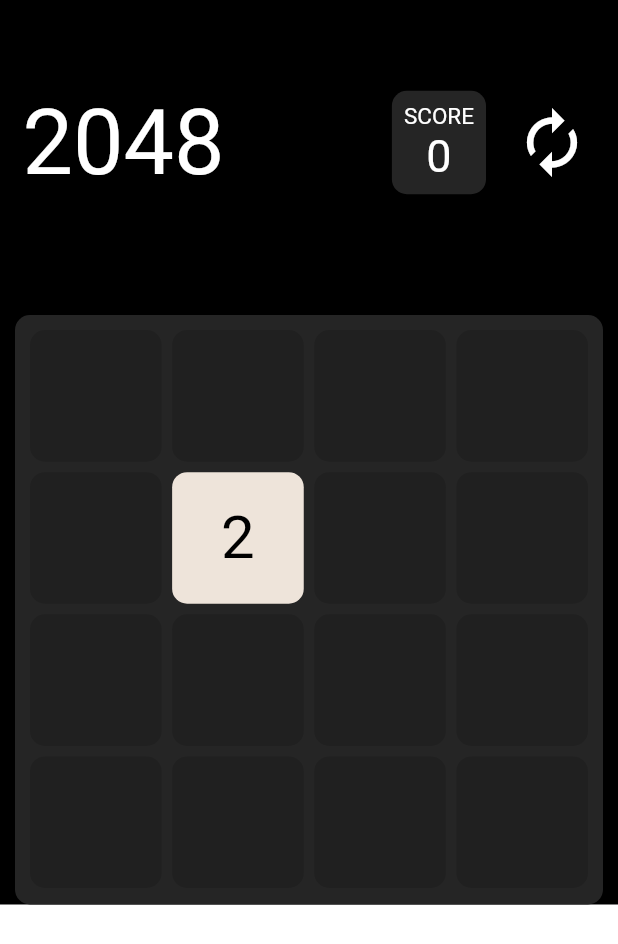
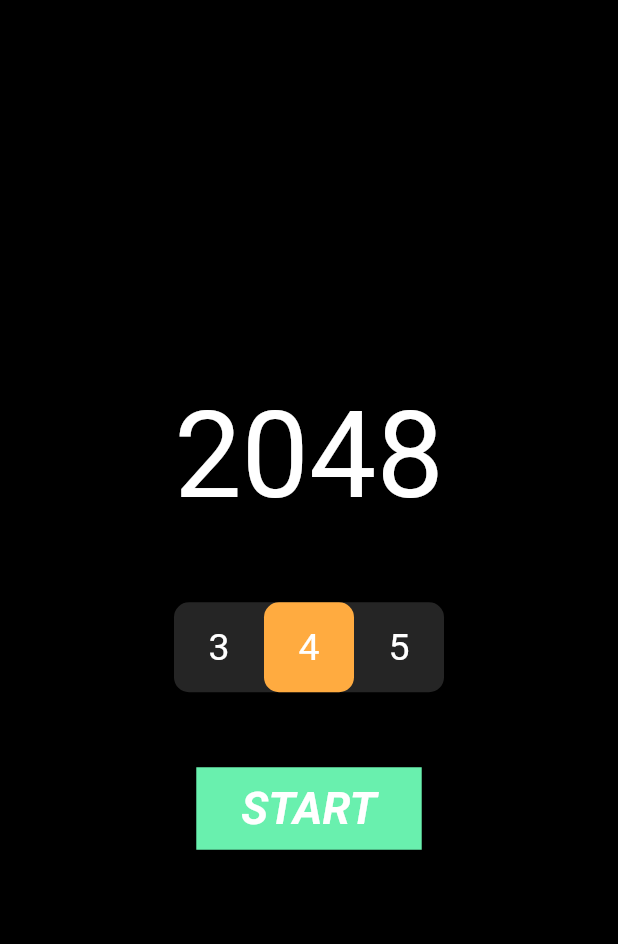
Before and after one commit to kryacose/x2048, a Flutter app: the screen it shows after launch, on a phone screen of 412 x 824 dp. Shown: the top 944 px of the screen. Run offline on Flutter 3.47's test engine with Material 2 defaults, Android fonts, the phone set to English and light mode, and no system bars.

Commit message:
landing page added

```diff
--- /dev/null
+++ b/lib/UI/sizeSelectionButton.dart
@@ -0,0 +1,30 @@
+import 'package:flutter/material.dart';
+
+class SizeSelectionButton extends StatelessWidget {
+  final double buttonSize;
+  final int value;
+  VoidCallback _onPress;
+
+  SizeSelectionButton(this.buttonSize, this.value, this._onPress);
+
+  @override
+  Widget build(BuildContext context) {
+    return Container(
+      height: buttonSize,
+      width: buttonSize,
+      decoration: BoxDecoration(
+        borderRadius: BorderRadius.circular(20.0)
+      ),
+      child: RawMaterialButton(
+        shape: RoundedRectangleBorder(borderRadius: BorderRadius.circular(10.0)),
+        elevation: 0.0,
+        // fillColor: Color(0xFF252525),
+        onPressed: () => _onPress(),
+        child: Text(
+          "$value",
+          style: TextStyle(fontSize: 25.0, color: Colors.white),
+        ),
+      ),
+    );
+  }
+}
--- a/lib/main.dart
+++ b/lib/main.dart
@@ -1,8 +1,9 @@
 import 'package:flutter/material.dart';
 import './pages/gamePage.dart';
+import './pages/landingPage.dart';
 
 void main(){
   runApp(new MaterialApp(
-    home: new GamePage(),
+    home: new LandingPage(),
   ));
 }
--- /dev/null
+++ b/lib/pages/landingPage.dart
@@ -0,0 +1,114 @@
+import 'package:flutter/material.dart';
+import './gamePage.dart';
+import '../UI/sizeSelectionButton.dart';
+
+class LandingPage extends StatefulWidget {
+  _LandingPageState createState() => _LandingPageState();
+}
+
+class _LandingPageState extends State<LandingPage> {
+  int selectedSize;
+  int selectedFlex = 1;
+  double sizeSelectorButtonSize = 60.0;
+
+
+  void selectSize(int value){
+    selectedSize = 3 + value;
+    this.setState(() {
+      selectedFlex = value;
+    });
+  }
+
+  @override
+  Widget build(BuildContext context) {
+    return Material(
+      color: Colors.black,
+      child: Center(
+        child: Column(
+          mainAxisAlignment: MainAxisAlignment.center,
+          children: <Widget>[
+            Text(
+              "2048",
+              style: TextStyle(fontSize: 80.0, color: Colors.white),
+            ),
+
+            Container(
+              height: 50.0,
+            ),
+
+            // Size Selector
+            Material(
+              borderRadius: BorderRadius.circular(10.0),
+              color: Color(0xFF252525),
+              child: Stack(
+                // fit: StackFit.expand,
+                children: <Widget>[
+
+                  Container(
+                    width: 3* sizeSelectorButtonSize,
+                    child: Row(
+                      children: <Widget>[
+
+                        Expanded(
+                          flex: selectedFlex,
+                          child: Container(),
+                          ),
+
+                        Container(
+                          width: sizeSelectorButtonSize,
+                          height: sizeSelectorButtonSize,
+
+                          decoration: BoxDecoration(
+                            color: Colors.orangeAccent,
+                            borderRadius: BorderRadius.circular(10.0)
+                          ),
+                        ),
+
+                        Expanded(
+                          flex: 2 - selectedFlex,
+                          child: Container(),
+                          ),
+
+                      ],
+                    )
+                  ),
+
+
+                  Row(
+                    mainAxisSize: MainAxisSize.min,
+                    children: <Widget>[
+                      SizeSelectionButton(sizeSelectorButtonSize, 3, () => selectSize(0)),
+                      SizeSelectionButton(sizeSelectorButtonSize, 4, () => selectSize(1)),
+                      SizeSelectionButton(sizeSelectorButtonSize, 5, () => selectSize(2)),
+                    ],
+                  ),
+
+
+                ],
+              ),
+            ),
+
+            Container(
+              height: 50.0,
+            ),
+
+            // Start Button
+            RawMaterialButton(
+              padding: EdgeInsets.symmetric(horizontal: 30.0, vertical: 10.0),
+              child: Text(
+                "START",
+                style: TextStyle(
+                    color: Colors.white,
+                    fontSize: 30.0,
+                    fontWeight: FontWeight.bold,
+                    fontStyle: FontStyle.italic),
+              ),
+              fillColor: Colors.greenAccent,
+              onPressed: () => Navigator.of(context).push(new MaterialPageRoute(builder: (BuildContext context) => new GamePage(selectedSize))),
+            )
+          ],
+        ),
+      ),
+    );
+  }
+}
```
Also changed, not shown: lib/pages/gamePage.dart (+21 -15 lines).
